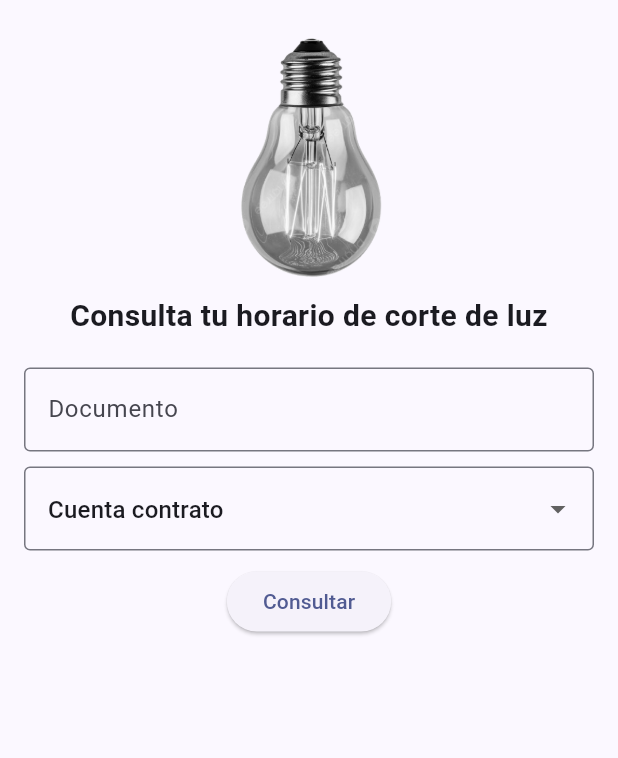
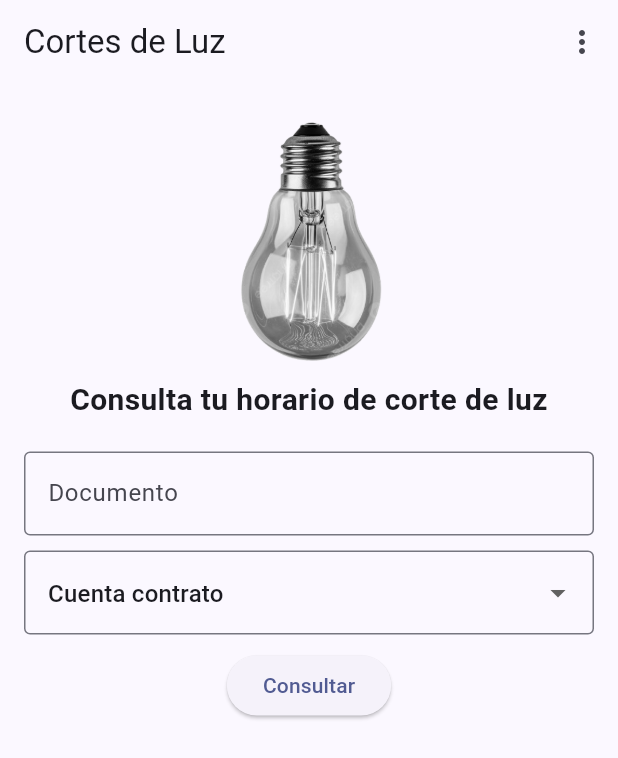
Before and after one commit to aloussase/cortes-luz, a Flutter app: the screen it shows after launch, on a phone screen of 412 x 824 dp. Shown: the top 758 px of the screen. Run offline on Flutter 3.47's test engine with Material 3 defaults, Android fonts, the phone set to English and light mode, and no system bars; our stand-ins replace flutter_bloc, fpdart.

```diff
--- a/lib/ui/screens/home_screen.dart
+++ b/lib/ui/screens/home_screen.dart
@@ -3,6 +3,7 @@ import 'dart:async';
 import 'package:cortes_energia/domain/models/criterio.dart';
 import 'package:cortes_energia/domain/models/horario_corte.dart';
 import 'package:cortes_energia/ui/viewmodels/home_viewmodel.dart';
+import 'package:cortes_energia/ui/widgets/app_bar.dart';
 import 'package:cortes_energia/ui/widgets/illuminating_light_bulb.dart';
 import 'package:cortes_energia/ui/widgets/text_divider.dart';
 import 'package:flutter/material.dart';
@@ -49,6 +50,7 @@ class _HomeScreenState extends State<HomeScreen> {
   @override
   Widget build(BuildContext context) {
     return const Scaffold(
+      appBar: MyAppBar(),
       body: SafeArea(
         child: SingleChildScrollView(
           child: Padding(
--- /dev/null
+++ b/lib/ui/widgets/app_bar.dart
@@ -0,0 +1,30 @@
+import 'package:flutter/material.dart';
+import 'package:url_launcher/url_launcher.dart';
+
+class MyAppBar extends StatelessWidget implements PreferredSizeWidget {
+  final double height;
+
+  static const String githubUrl = "https://github.com/aloussase/CortesLuz";
+
+  const MyAppBar({super.key, this.height = kToolbarHeight});
+
+  @override
+  Widget build(BuildContext context) {
+    return AppBar(
+      title: const Text('Cortes de Luz'),
+      actions: [
+        PopupMenuButton(
+          itemBuilder: (context) => [
+            PopupMenuItem(
+              child: const Text('GitHub'),
+              onTap: () => launchUrl(Uri.parse(githubUrl)),
+            ),
+          ],
+        ),
+      ],
+    );
+  }
+
+  @override
+  Size get preferredSize => Size.fromHeight(height);
+}
--- a/pubspec.yaml
+++ b/pubspec.yaml
@@ -1,5 +1,5 @@
 name: cortes_energia
-description: "A new Flutter project."
+description: "Consulta tus horario de cortes de luz"
 # The following line prevents the package from being accidentally published to
 # pub.dev using `flutter pub publish`. This is preferred for private packages.
 publish_to: 'none' # Remove this line if you wish to publish to pub.dev
@@ -39,6 +39,7 @@ dependencies:
   fpdart: ^1.1.0
   http: ^1.2.2
   flutter_staggered_grid_view: ^0.7.0
+  url_launcher: ^6.3.0
 
 dev_dependencies:
   flutter_test:
@@ -49,7 +50,7 @@ dev_dependencies:
   # activated in the `analysis_options.yaml` file located at the root of your
   # package. See that file for information about deactivating specific lint
   # rules and activating additional ones.
-  flutter_lints: ^4.0.0
+  flutter_lints: ^5.0.0
 
 # For information on the generic Dart part of this file, see the
 # following page: https://dart.dev/tools/pub/pubspec
```
Also changed, not shown: assets/1.jpeg (added), assets/2.jpeg (added), assets/logo.png (added), assets/preview.png (added), pubspec.lock, 4 other files.
